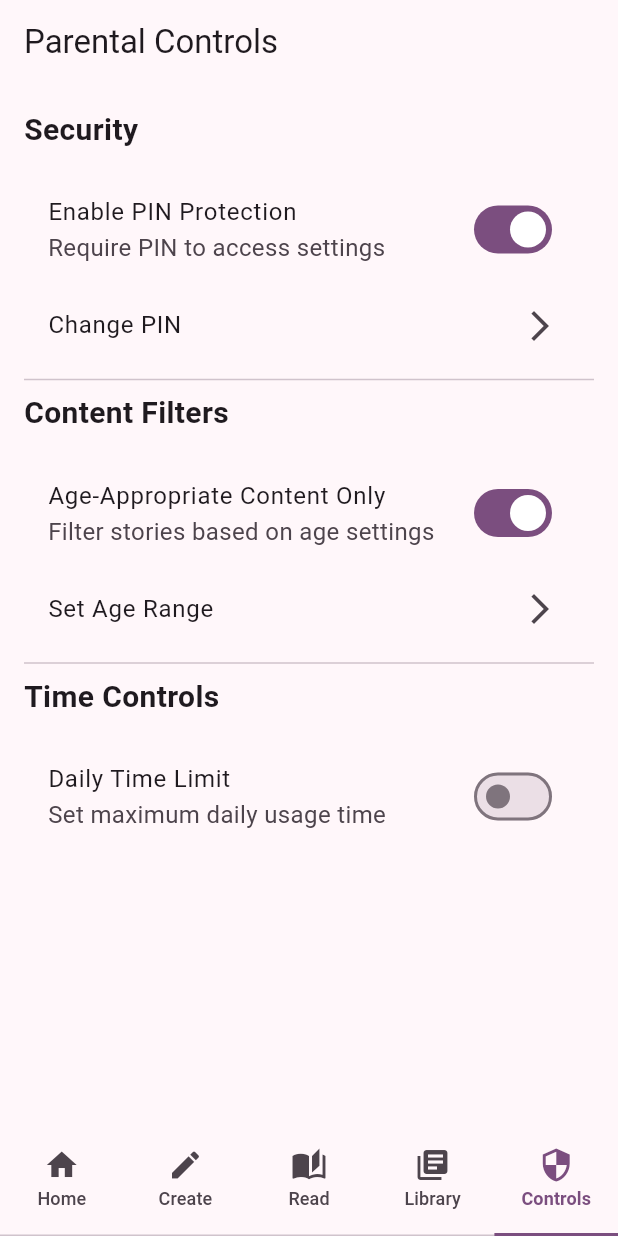
After one commit to trmquang93/magical_stories, a Flutter app: the screen it shows after launch, item 5 of the bottom bar chosen, after a tap on "Enable PIN Protection", on a phone screen of 412 x 824 dp. The commit adds this screen. Run offline on Flutter 3.47's test engine with Material 3 defaults, Android fonts, the phone set to English and light mode, and no system bars; our stand-ins replace flutter_dotenv, flutter_markdown, flutter_tts, shared_preferences, sqflite; accounts and stored records are empty; generated files the repository leaves out were written again.

Commit message:
Add story favorites, library, and parental control features

```diff
--- a/lib/helpers/database_helper.dart
+++ b/lib/helpers/database_helper.dart
@@ -25,7 +25,7 @@ class DatabaseHelper {
 
       return await openDatabase(
         path,
-        version: 4,
+        version: 5,
         onCreate: _createDB,
         onUpgrade: _onUpgrade,
         onOpen: (db) async {
@@ -49,7 +49,8 @@ class DatabaseHelper {
           childName TEXT NOT NULL,
           childAge INTEGER NOT NULL,
           language TEXT NOT NULL DEFAULT 'en',
-          gender TEXT NOT NULL DEFAULT 'boy'
+          gender TEXT NOT NULL DEFAULT 'boy',
+          isFavorite INTEGER NOT NULL DEFAULT 0
         )
       ''');
     } catch (e) {
@@ -79,12 +80,17 @@ class DatabaseHelper {
         ALTER TABLE stories ADD COLUMN gender TEXT NOT NULL DEFAULT 'boy';
       ''');
     }
+    if (oldVersion < 5) {
+      await db.execute('''
+        ALTER TABLE stories ADD COLUMN isFavorite INTEGER NOT NULL DEFAULT 0;
+      ''');
+    }
   }
 
   Future<int> insertStory(Story story) async {
     try {
       final db = await database;
-      return await db.insert('stories', {
+      final Map<String, dynamic> data = {
         'title': story.title,
         'content': story.content,
         'createdAt': story.createdAt.toIso8601String(),
@@ -92,7 +98,9 @@ class DatabaseHelper {
         'childAge': story.childAge,
         'language': story.language,
         'gender': story.gender,
-      });
+        'isFavorite': story.isFavorite ? 1 : 0,
+      };
+      return await db.insert('stories', data);
     } catch (e) {
       throw Exception('Failed to insert story: $e');
     }
@@ -116,10 +124,59 @@ class DatabaseHelper {
                 childAge: map['childAge'],
                 language: map['language'] ?? 'en',
                 gender: map['gender'] ?? 'boy',
+                isFavorite: map['isFavorite'] == 1,
               ))
           .toList();
     } catch (e) {
       throw Exception('Failed to get stories: $e');
+    }
+  }
+
+  Future<List<Story>> getSavedStories() async {
+    try {
+      final db = await database;
+      final List<Map<String, dynamic>> maps = await db.query(
+        'stories',
+        where: 'isFavorite = ?',
+        whereArgs: [1],
+        orderBy: 'createdAt DESC',
+      );
+
+      return maps
+          .map((map) => Story(
+                id: map['id'],
+                title: map['title'],
+                content: map['content'],
+                createdAt: DateTime.parse(map['createdAt']),
+                childName: map['childName'],
+                childAge: map['childAge'],
+                language: map['language'] ?? 'en',
+                gender: map['gender'] ?? 'boy',
+                isFavorite: true,
+              ))
+          .toList();
+    } catch (e) {
+      throw Exception('Failed to get saved stories: $e');
+    }
+  }
+
+  Future<void> saveStory(Story story) async {
+    try {
+      final db = await database;
+      if (story.id != null) {
+        await db.update(
+          'stories',
+          {'isFavorite': 1},
+          where: 'id = ?',
+          whereArgs: [story.id],
+        );
+      } else {
+        final storyData = story.toJson();
+        storyData['isFavorite'] = 1;
+        await db.insert('stories', storyData);
+      }
+    } catch (e) {
+      throw Exception('Failed to save story: $e');
     }
   }
 
@@ -135,4 +192,18 @@ class DatabaseHelper {
       throw Exception('Failed to delete story: $e');
     }
   }
+
+  Future<void> updateStory(Story story) async {
+    try {
+      final db = await database;
+      await db.update(
+        'stories',
+        story.toJson(),
+        where: 'id = ?',
+        whereArgs: [story.id],
+      );
+    } catch (e) {
+      throw Exception('Failed to update story: $e');
+    }
+  }
 }
--- a/lib/providers/settings_provider.dart
+++ b/lib/providers/settings_provider.dart
@@ -14,6 +14,9 @@ class SettingsProvider with ChangeNotifier {
   static const String _darkModeKey = 'darkMode';
   static const String _fontSizeKey = 'fontSize';
   static const String _languageCodeKey = 'languageCode';
+  static const bool _defaultPinEnabled = false;
+  static const bool _defaultAgeFilterEnabled = true;
+  static const bool _defaultTimeLimitEnabled = false;
 
   SettingsProvider(this._prefs) {
     // Load saved settings
@@ -25,6 +28,11 @@ class SettingsProvider with ChangeNotifier {
     _isTextToSpeechEnabled =
         _prefs.getBool('textToSpeech') ?? _defaultTextToSpeech;
     _languageCode = _prefs.getString('languageCode') ?? 'en';
+    _isPinEnabled = _prefs.getBool('isPinEnabled') ?? _defaultPinEnabled;
+    _isAgeFilterEnabled =
+        _prefs.getBool('isAgeFilterEnabled') ?? _defaultAgeFilterEnabled;
+    _isTimeLimitEnabled =
+        _prefs.getBool('isTimeLimitEnabled') ?? _defaultTimeLimitEnabled;
   }
 
   // Daily story time limit in minutes
@@ -54,6 +62,16 @@ class SettingsProvider with ChangeNotifier {
   // Language settings
   String _languageCode = 'en';
   Locale get locale => Locale(_languageCode);
+
+  // Parental Control Settings
+  bool _isPinEnabled = _defaultPinEnabled;
+  bool get isPinEnabled => _isPinEnabled;
+
+  bool _isAgeFilterEnabled = _defaultAgeFilterEnabled;
+  bool get isAgeFilterEnabled => _isAgeFilterEnabled;
+
+  bool _isTimeLimitEnabled = _defaultTimeLimitEnabled;
+  bool get isTimeLimitEnabled => _isTimeLimitEnabled;
 
   // Methods to update settings
   Future<void> setDailyLimit(int minutes) async {
@@ -85,6 +103,24 @@ class SettingsProvider with ChangeNotifier {
     notifyListeners();
   }
 
+  Future<void> setPinEnabled(bool enabled) async {
+    _isPinEnabled = enabled;
+    await _prefs.setBool('isPinEnabled', enabled);
+    notifyListeners();
+  }
+
+  Future<void> setAgeFilterEnabled(bool enabled) async {
+    _isAgeFilterEnabled = enabled;
+    await _prefs.setBool('isAgeFilterEnabled', enabled);
+    notifyListeners();
+  }
+
+  Future<void> setTimeLimitEnabled(bool enabled) async {
+    _isTimeLimitEnabled = enabled;
+    await _prefs.setBool('isTimeLimitEnabled', enabled);
+    notifyListeners();
+  }
+
   // Reset all settings to defaults
   Future<void> resetToDefaults() async {
     await _prefs.clear();
@@ -95,6 +131,9 @@ class SettingsProvider with ChangeNotifier {
     _fontSize = _defaultFontSize;
     _isTextToSpeechEnabled = _defaultTextToSpeech;
     _languageCode = 'en';
+    _isPinEnabled = _defaultPinEnabled;
+    _isAgeFilterEnabled = _defaultAgeFilterEnabled;
+    _isTimeLimitEnabled = _defaultTimeLimitEnabled;
     notifyListeners();
   }
 
--- a/lib/providers/story_provider.dart
+++ b/lib/providers/story_provider.dart
@@ -14,6 +14,7 @@ class Story {
   final int childAge;
   final String language; // This is the language code (e.g., 'vi-VN', 'en-US')
   final String gender;
+  final bool isFavorite;
 
   Story({
     this.id,
@@ -24,6 +25,7 @@ class Story {
     required this.childAge,
     required this.language,
     required this.gender,
+    this.isFavorite = false,
   });
 
   Map<String, dynamic> toJson() => {
@@ -35,6 +37,7 @@ class Story {
         'childAge': childAge,
         'language': language,
         'gender': gender,
+        'isFavorite': isFavorite ? 1 : 0,
       };
 
   factory Story.fromJson(Map<String, dynamic> json) => Story(
@@ -47,11 +50,36 @@ class Story {
         language:
             json['language'] ?? 'en-US', // Default to 'en-US' instead of 'en'
         gender: json['gender'] ?? 'boy', // Default to 'boy' if not specified
+        isFavorite: json['isFavorite'] == 1,
+      );
+
+  Story copyWith({
+    int? id,
+    String? title,
+    String? content,
+    DateTime? createdAt,
+    String? childName,
+    int? childAge,
+    String? language,
+    String? gender,
+    bool? isFavorite,
+  }) =>
+      Story(
+        id: id ?? this.id,
+        title: title ?? this.title,
+        content: content ?? this.content,
+        createdAt: createdAt ?? this.createdAt,
+        childName: childName ?? this.childName,
+        childAge: childAge ?? this.childAge,
+        language: language ?? this.language,
+        gender: gender ?? this.gender,
+        isFavorite: isFavorite ?? this.isFavorite,
       );
 }
 
 class StoryProvider with ChangeNotifier {
   List<Story> _stories = [];
+  List<Story> _savedStories = [];
   bool _isLoading = false;
   String _error = '';
   DatabaseHelper? _db;
@@ -64,9 +92,31 @@ class StoryProvider with ChangeNotifier {
         sortedStories.sort((a, b) => b.createdAt.compareTo(a.createdAt));
       case 'theme':
         sortedStories.sort((a, b) => a.title.compareTo(b.title));
-      // Note: Favorites sorting is commented out as it's not implemented in the Story model yet
-      // case 'favorites':
-      //   sortedStories.sort((a, b) => (b.isFavorite).toString().compareTo(a.isFavorite.toString()));
+      case 'favorites':
+        sortedStories.sort((a, b) {
+          if (a.isFavorite == b.isFavorite) {
+            return b.createdAt.compareTo(a.createdAt);
+          }
+          return b.isFavorite ? 1 : -1;
+        });
+    }
+    return sortedStories;
+  }
+
+  List<Story> get savedStories {
+    final sortedStories = List<Story>.from(_savedStories);
+    switch (_sortBy) {
+      case 'date':
+        sortedStories.sort((a, b) => b.createdAt.compareTo(a.createdAt));
+      case 'theme':
+        sortedStories.sort((a, b) => a.title.compareTo(b.title));
+      case 'favorites':
+        sortedStories.sort((a, b) {
+          if (a.isFavorite == b.isFavorite) {
+            return b.createdAt.compareTo(a.createdAt);
+          }
+          return b.isFavorite ? 1 : -1;
+        });
     }
     return sortedStories;
   }
@@ -95,6 +145,7 @@ class StoryProvider with ChangeNotifier {
       try {
         _db = DatabaseHelper.instance;
         await _loadStories();
+        await _loadSavedStories();
         break; // If successful, exit the retry loop
       } catch (e) {
         retryCount++;
@@ -135,6 +186,50 @@ class StoryProvider with ChangeNotifier {
     }
   }
 
+  Future<void> _loadSavedStories() async {
+    if (_db == null) {
+      throw Exception('Database not initialized');
+    }
+
+    try {
+      _savedStories = await _db!.getSavedStories();
+      _savedStories.sort(
+          (a, b) => b.createdAt.compareTo(a.createdAt)); // Sort by newest first
+    } catch (e) {
+      _savedStories = [];
+      throw Exception('Failed to load saved stories: ${e.toString()}');
+    }
+  }
+
+  Future<void> saveStory(Story story) async {
+    if (_db == null) {
+      throw Exception('Database not initialized');
+    }
+
+    try {
+      final savedStory = story.copyWith(isFavorite: true);
+      await _db!.saveStory(savedStory);
+      _savedStories.add(savedStory);
+      notifyListeners();
+    } catch (e) {
+      throw Exception('Failed to save story: ${e.toString()}');
+    }
+  }
+
+  Future<void> removeFromLibrary(Story story) async {
+    if (_db == null) {
+      throw Exception('Database not initialized');
+    }
+
+    try {
+      await _db!.deleteStory(story.id!);
+      _savedStories.removeWhere((s) => s.id == story.id);
+      notifyListeners();
+    } catch (e) {
+      throw Exception('Failed to remove story from library: ${e.toString()}');
+    }
+  }
+
   // Add a method to manually refresh stories
   Future<void> refreshStories() async {
     _isLoading = true;
@@ -143,6 +238,7 @@ class StoryProvider with ChangeNotifier {
 
     try {
       await _loadStories();
+      await _loadSavedStories();
     } catch (e) {
       _error = e.toString();
     } finally {
@@ -354,6 +450,7 @@ class StoryProvider with ChangeNotifier {
           childAge: childAge,
           language: languageCode,
           gender: gender,
+          isFavorite: false,
         );
 
         await _db!.insertStory(story);
@@ -467,4 +564,20 @@ class StoryProvider with ChangeNotifier {
       notifyListeners();
     }
   }
+
+  Future<void> toggleFavorite(int id) async {
+    try {
+      final storyIndex = _stories.indexWhere((s) => s.id == id);
+      if (storyIndex != -1) {
+        final story = _stories[storyIndex];
+        final updatedStory = story.copyWith(isFavorite: !story.isFavorite);
+        await _db!.updateStory(updatedStory);
+        _stories[storyIndex] = updatedStory;
+        notifyListeners();
+      }
+    } catch (e) {
+      _error = 'Failed to update favorite: ${e.toString()}';
+      notifyListeners();
+    }
+  }
 }
--- a/lib/screens/main_navigation.dart
+++ b/lib/screens/main_navigation.dart
@@ -3,8 +3,9 @@ import 'package:flutter/cupertino.dart';
 import 'dart:io' show Platform;
 import 'home_screen.dart';
 import 'stories_screen.dart';
-import 'audio_stories_screen.dart';
-import 'settings_screen.dart';
+import 'story_generation_screen.dart';
+import 'library_screen.dart';
+import 'parental_controls_screen.dart';
 
 class MainNavigation extends StatefulWidget {
   const MainNavigation({super.key});
@@ -22,7 +23,7 @@ class _MainNavigationState extends State<MainNavigation>
   @override
   void initState() {
     super.initState();
-    _tabController = TabController(length: 4, vsync: this);
+    _tabController = TabController(length: 5, vsync: this);
     _tabController.addListener(() {
       if (!_tabController.indexIsChanging) {
         setState(() {
@@ -47,9 +48,10 @@ class _MainNavigationState extends State<MainNavigation>
           controller: _tabController,
           children: [
             HomeScreen(tabController: _tabController),
+            const StoryGenerationScreen(),
             const StoriesScreen(),
-            const AudioStoriesScreen(),
-            const SettingsScreen(),
+            const LibraryScreen(),
+            const ParentalControlsScreen(),
           ],
         ),
       ),
@@ -68,16 +70,20 @@ class _MainNavigationState extends State<MainNavigation>
                       label: 'Home',
                     ),
                     BottomNavigationBarItem(
-                      icon: Icon(Icons.book),
+                      icon: Icon(Icons.create),
+                      label: 'Create',
+                    ),
+                    BottomNavigationBarItem(
+                      icon: Icon(Icons.auto_stories),
+                      label: 'Read',
+                    ),
+                    BottomNavigationBarItem(
+                      icon: Icon(Icons.library_books),
                       label: 'Library',
                     ),
                     BottomNavigationBarItem(
-                      icon: Icon(Icons.headphones),
-                      label: 'Audio',
-                    ),
-                    BottomNavigationBarItem(
-                      icon: Icon(Icons.settings),
-                      label: 'Settings',
+                      icon: Icon(Icons.security),
+                      label: 'Controls',
                     ),
                   ],
                   onTap: (index) {
@@ -104,16 +110,20 @@ class _MainNavigationState extends State<MainNavigation>
                       text: 'Home',
                     ),
                     Tab(
-                      icon: Icon(Icons.book),
+                      icon: Icon(Icons.create),
+                      text: 'Create',
+                    ),
+                    Tab(
+                      icon: Icon(Icons.auto_stories),
+                      text: 'Read',
+                    ),
+                    Tab(
+                      icon: Icon(Icons.library_books),
                       text: 'Library',
                     ),
                     Tab(
-                      icon: Icon(Icons.headphones),
-                      text: 'Audio',
-                    ),
-                    Tab(
-                      icon: Icon(Icons.settings),
-                      text: 'Settings',
+                      icon: Icon(Icons.security),
+                      text: 'Controls',
                     ),
                   ],
                 ),
--- /dev/null
+++ b/lib/screens/parental_controls_screen.dart
@@ -0,0 +1,129 @@
+import 'package:flutter/material.dart';
+import '../providers/settings_provider.dart';
+import 'package:provider/provider.dart';
+
+class ParentalControlsScreen extends StatelessWidget {
+  const ParentalControlsScreen({super.key});
+
+  @override
+  Widget build(BuildContext context) {
+    return Scaffold(
+      appBar: AppBar(
+        title: const Text('Parental Controls'),
+        elevation: 0,
+      ),
+      body: Consumer<SettingsProvider>(
+        builder: (context, settings, _) {
+          return ListView(
+            padding: const EdgeInsets.all(16.0),
+            children: [
+              _buildSecuritySection(context, settings),
+              const Divider(),
+              _buildContentFiltersSection(context, settings),
+              const Divider(),
+              _buildTimeControlsSection(context, settings),
+            ],
+          );
+        },
+      ),
+    );
+  }
+
+  Widget _buildSecuritySection(
+      BuildContext context, SettingsProvider settings) {
+    return Column(
+      crossAxisAlignment: CrossAxisAlignment.start,
+      children: [
+        const Text(
+          'Security',
+          style: TextStyle(
+            fontSize: 20,
+            fontWeight: FontWeight.bold,
+          ),
+        ),
+        const SizedBox(height: 16),
+        SwitchListTile(
+          title: const Text('Enable PIN Protection'),
+          subtitle: const Text('Require PIN to access settings'),
+          value: settings.isPinEnabled,
+          onChanged: (bool value) => settings.setPinEnabled(value),
+        ),
+        if (settings.isPinEnabled)
+          ListTile(
+            title: const Text('Change PIN'),
+            trailing: const Icon(Icons.arrow_forward_ios),
+            onTap: () => _showPinChangeDialog(context),
+          ),
+      ],
+    );
+  }
+
+  Widget _buildContentFiltersSection(
+      BuildContext context, SettingsProvider settings) {
+    return Column(
+      crossAxisAlignment: CrossAxisAlignment.start,
+      children: [
+        const Text(
+          'Content Filters',
+          style: TextStyle(
+            fontSize: 20,
+            fontWeight: FontWeight.bold,
+          ),
+        ),
+        const SizedBox(height: 16),
+        SwitchListTile(
+          title: const Text('Age-Appropriate Content Only'),
+          subtitle: const Text('Filter stories based on age settings'),
+          value: settings.isAgeFilterEnabled,
+          onChanged: (bool value) => settings.setAgeFilterEnabled(value),
+        ),
+        ListTile(
+          title: const Text('Set Age Range'),
+          trailing: const Icon(Icons.arrow_forward_ios),
+          onTap: () => _showAgeRangeDialog(context),
+        ),
+      ],
+    );
+  }
+
+  Widget _buildTimeControlsSection(
+      BuildContext context, SettingsProvider settings) {
+    return Column(
+      crossAxisAlignment: CrossAxisAlignment.start,
+      children: [
+        const Text(
+          'Time Controls',
+          style: TextStyle(
+            fontSize: 20,
+            fontWeight: FontWeight.bold,
+          ),
+        ),
+        const SizedBox(height: 16),
+        SwitchListTile(
+          title: const Text('Daily Time Limit'),
+          subtitle: const Text('Set maximum daily usage time'),
+          value: settings.isTimeLimitEnabled,
+          onChanged: (bool value) => settings.setTimeLimitEnabled(value),
+        ),
+        if (settings.isTimeLimitEnabled)
+          ListTile(
+            title: const Text('Set Daily Time Limit'),
+            trailing: const Icon(Icons.arrow_forward_ios),
+            onTap: () => _showTimeLimitDialog(context),
+          ),
+      ],
+    );
+  }
+
+  void _showPinChangeDialog(BuildContext context) {
+    // Implement PIN change dialog
+  }
+
+  void _showAgeRangeDialog(BuildContext context) {
+    // Implement age range selection dialog
+  }
+
+  void _showTimeLimitDialog(BuildContext context) {
+    // Implement time limit selection dialog
+  }
+}
--- a/lib/widgets/story_list.dart
+++ b/lib/widgets/story_list.dart
@@ -8,10 +8,12 @@ import 'package:flutter_tts/flutter_tts.dart';
 class StoryList extends StatelessWidget {
   final List<Story> stories;
   final FlutterTts flutterTts = FlutterTts();
+  final Function(Story) onStoryTap;
 
   StoryList({
     super.key,
     required this.stories,
+    required this.onStoryTap,
   });
 
   Future<void> _speak(String text, String language) async {
```
Also changed, not shown: lib/screens/library_screen.dart (added, +32 -0 lines), lib/screens/stories_screen.dart (+38 -3 lines), lib/screens/story_generation_screen.dart (added, +22 -0 lines).
